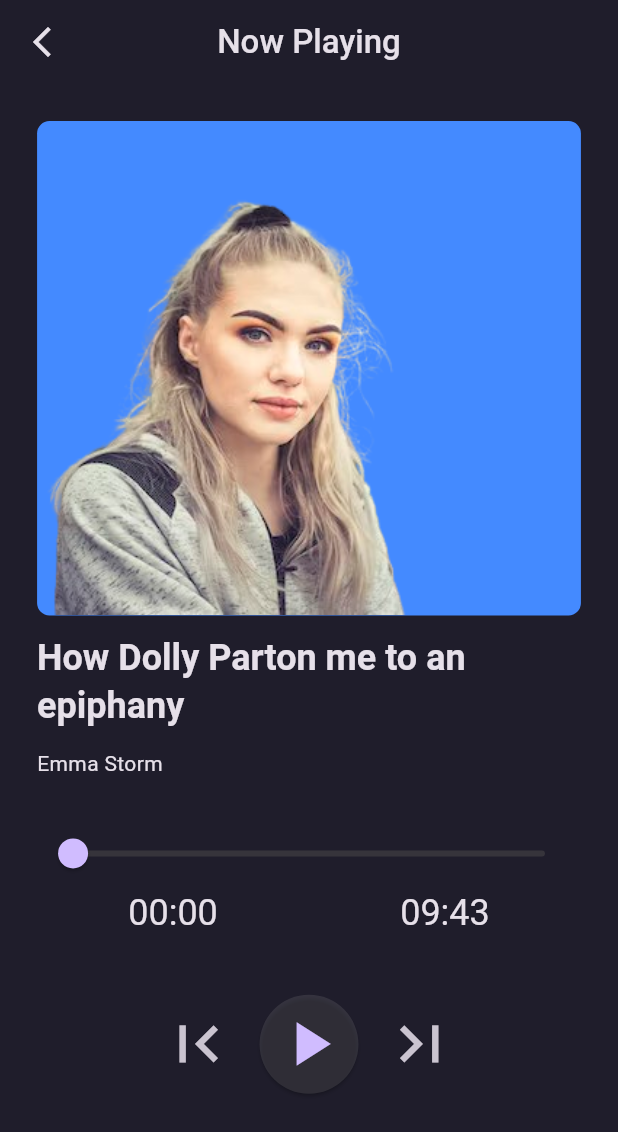
After one commit to Furkan-Yildirim45/podcast_app, a Flutter app: the HomeView screen opened directly, after a tap on "How Dolly Parton me to an epiphany", on a phone screen of 412 x 824 dp. The commit adds this screen. Shown: the top 1132 px of the screen. Run offline on Flutter 3.47's test engine with Material 3 defaults, Android fonts, the phone set to English and light mode, and no system bars; our stand-ins replace convex_bottom_bar.

Commit message:
3. sayfa da hazırlandı.

```diff
--- /dev/null
+++ b/lib/core/widget/custom_elevated_button.dart
@@ -0,0 +1,55 @@
+
+import 'package:flutter/material.dart';
+
+class CustomElevatedButton extends StatelessWidget {
+  const CustomElevatedButton(
+      {super.key,
+        this.width,
+        this.height,
+        required this.child,
+        this.onLongPress,
+        required this.onPressed,
+        this.backgroundColor,
+        this.shadowColor,
+        this.shape,
+        this.padding,
+        this.alignment,
+        this.animationDuration,
+        this.elevation});
+  final double? width;
+  final double? height;
+  final Widget child;
+  final void Function()? onLongPress;
+  final void Function() onPressed;
+  final Color? backgroundColor;
+  final Color? shadowColor;
+  final OutlinedBorder? shape;
+  final EdgeInsets? padding;
+  final AlignmentGeometry? alignment;
+  final Duration? animationDuration;
+  final double? elevation;
+
+  @override
+  Widget build(BuildContext context) {
+    return SizedBox(
+      width: width ?? 80,
+      height: height ?? 40,
+      child: ElevatedButton(
+        onPressed: onPressed,
+        style: ButtonStyle(
+          backgroundColor: WidgetStatePropertyAll<Color?>(backgroundColor),
+          shape: WidgetStatePropertyAll<OutlinedBorder>(
+              shape ?? const RoundedRectangleBorder()),
+          padding: WidgetStatePropertyAll<EdgeInsetsGeometry>(
+              padding ?? EdgeInsets.zero),
+          alignment: alignment,
+          shadowColor: WidgetStatePropertyAll<Color?>(shadowColor),
+          animationDuration: animationDuration,
+          elevation: WidgetStatePropertyAll(elevation),
+        ),
+        onLongPress: onLongPress ?? () {},
+        child: child,
+      ),
+    );
+  }
+}
--- /dev/null
+++ b/lib/feature/detail/view/home_card_detail_View.dart
@@ -0,0 +1,191 @@
+import 'dart:async';
+
+import 'package:flutter/material.dart';
+import 'package:musicapp/core/widget/custom_elevated_button.dart';
+import 'package:musicapp/feature/home/model/trending_card_model.dart';
+import 'package:musicapp/product/context/border_radius.dart';
+import 'package:musicapp/product/context/general.dart';
+import 'package:musicapp/product/context/icon_size.dart';
+import 'package:musicapp/product/context/navigation.dart';
+import 'package:musicapp/product/context/padding.dart';
+import 'package:musicapp/product/context/size.dart';
+
+class HomeCardDetailView extends StatefulWidget {
+  const HomeCardDetailView({super.key, required this.model});
+
+  final TrendingCardModel model;
+
+  @override
+  State<HomeCardDetailView> createState() => _HomeCardDetailViewState();
+}
+
+class _HomeCardDetailViewState extends State<HomeCardDetailView> {
+
+  double _musicProgress = 0.0;
+  Timer? _timer;
+  int _currentTimeInSeconds = 0;
+  late final int _totalMusicTimeInSeconds;
+  bool isPlaying = false;
+
+  @override
+  void initState() {
+    super.initState();
+    _totalMusicTimeInSeconds = widget.model.playTime.toInt();
+  }
+
+  @override
+  void dispose() {
+    _timer?.cancel();
+    super.dispose();
+  }
+
+  void _startTimer() {
+    _timer = Timer.periodic(const Duration(seconds: 1), (timer) {
+      setState(() {
+        _currentTimeInSeconds++;
+        _musicProgress = _currentTimeInSeconds / _totalMusicTimeInSeconds;
+        if (_currentTimeInSeconds >= _totalMusicTimeInSeconds) {
+          _timer?.cancel();
+        }
+      });
+    });
+  }
+
+  void _toggleMusic() {
+    setState(() {
+      if (isPlaying) {
+        _timer?.cancel();
+      } else {
+        _startTimer();
+      }
+      isPlaying = !isPlaying;
+    });
+  }
+
+  @override
+  Widget build(BuildContext context) {
+    return Scaffold(
+      appBar: AppBar(
+        automaticallyImplyLeading: false,
+        centerTitle: true,
+        title: Text('Now Playing',style: context.general.textTheme
+          .titleLarge?.copyWith(fontWeight: FontWeight.w500),),
+        leading: IconButton(onPressed: () {
+          context.route.pop();
+        }, icon: const Icon(Icons.arrow_back_ios_new_outlined)),
+      ),
+      body: SafeArea(
+        child: Padding(
+          padding: context.padding.mediumSymmetricHorizontal,
+          child: Column(
+            crossAxisAlignment: CrossAxisAlignment.start,
+            children: [
+              _contentImageAndColorContainer(context),
+              _contentTitlePlace(context),
+              _artistNamePlace(context),
+
+              SizedBox(
+                height: context.sized.dynamicHeigth(0.16),
+                width: context.sized.width,
+                child: Column(
+                  mainAxisAlignment: MainAxisAlignment.center,
+                  crossAxisAlignment: CrossAxisAlignment.start,
+                  children: [
+                    Slider(
+                      value: _musicProgress.clamp(0.0, 1.0),
+                      onChanged: (double value) {
+                        setState(() {
+                          _musicProgress = value;
+                        });
+                      },
+                      onChangeEnd: (double value) {
+                        _musicProgress = value > 1.0 ? 1.0 : value;
+                        _currentTimeInSeconds = (_musicProgress * _totalMusicTimeInSeconds).round();
+                        setState(() {});
+                      },
+                      min: 0.0,
+                      max: 1.0,
+                    ),
+                    Row(
+                      mainAxisAlignment: MainAxisAlignment.spaceAround,
+                      children: [
+                        Text(
+                          '${(_currentTimeInSeconds ~/ 60).toString().padLeft(2, '0')}:${(_currentTimeInSeconds % 60).toString().padLeft(2, '0')}',
+                          style: context.general.textTheme.headlineSmall,
+                        ),
+                        Text("${(_totalMusicTimeInSeconds ~/ 60).toString().padLeft(2,"0")}:${(_totalMusicTimeInSeconds % 60).toString().padLeft(2,"0")}",style: context.general.textTheme.headlineSmall,),
+                      ],
+                    ),
+                  ],
+                ),
+              ),
+
+              _playOrNextAndPrevPlace(context),
+            ],
+          ),
+        ),
+      ),
+    );
+  }
+
+  Padding _contentImageAndColorContainer(BuildContext context) {
+    return Padding(
+              padding: context.padding.topOnlyMedium,
+              child: Container(
+                height: context.sized.dynamicHeigth(0.4),
+                decoration: BoxDecoration(
+                  borderRadius: context.border.dynamicBorderRadiusCircular(borderSize: 0.01),
+                  color: widget.model.cardColor,
+                  image: DecorationImage(
+                      image: AssetImage(widget.model.artistImage),
+                      alignment: Alignment.bottomCenter,
+                      fit: BoxFit.fitHeight),
+                ),
+              ),
+            );
+  }
+
+  Padding _contentTitlePlace(BuildContext context) {
+    return Padding(
+              padding: context.padding.topOnlyNormal,
+              child: Text(widget.model.title,style: context.general.textTheme
+                .headlineSmall?.copyWith(fontWeight: FontWeight.w600),),
+            );
+  }
+
+  Padding _artistNamePlace(BuildContext context) {
+    return Padding(
+              padding: context.padding.topOnlyNormal,
+              child: Text(widget.model.artistName,),
+            );
+  }
+
+  Padding _playOrNextAndPrevPlace(BuildContext context) {
+    return Padding(
+              padding: context.padding.topOnlyNormal,
+              child: Row(
+                mainAxisAlignment: MainAxisAlignment.center,
+                children: [
+                  IconButton(onPressed: (){}, icon: Icon(Icons.first_page,size: context.iconSize.large,)),
+                  Padding(
+                    padding: context.padding.dynamicSymmetric(horizontal: 0.01),
+                    child: CustomElevatedButton(
+                      backgroundColor: Colors.white10,
+                      shape: RoundedRectangleBorder(
+                        borderRadius: context.border.dynamicBorderRadiusCircular(borderSize: context.sized.floatActionButtonSize / 2)
+                      ),
+                      height: context.sized.floatActionButtonSize,
+                        width: context.sized.floatActionButtonSize,
+                        onPressed: _toggleMusic,
+                        child: Icon(
+                          isPlaying ? Icons.pause : Icons.play_arrow,
+                          size: context.iconSize.large,
+                        ),
+                    ),
+                  ),
+                  IconButton(onPressed: (){}, icon: Icon(Icons.last_page,size: context.iconSize.large,)),
+                ],
+              ),
+            );
+  }
+}
--- a/lib/feature/home/view/home_view.dart
+++ b/lib/feature/home/view/home_view.dart
@@ -1,7 +1,9 @@
 import 'package:convex_bottom_bar/convex_bottom_bar.dart';
 import 'package:flutter/material.dart';
+import 'package:musicapp/feature/detail/view/home_card_detail_View.dart';
 import 'package:musicapp/product/context/general.dart';
 import 'package:musicapp/product/context/icon_size.dart';
+import 'package:musicapp/product/context/navigation.dart';
 import 'package:musicapp/product/context/padding.dart';
 import 'package:musicapp/product/context/size.dart';
 import 'package:musicapp/product/init/init_home_page.dart';
@@ -39,9 +41,22 @@ class _HomeViewState extends State<HomeView> {
       appBar: AppBar(
         automaticallyImplyLeading: false,
         centerTitle: true,
-        title: Text('Podkes',style: context.general.textTheme.titleLarge?.copyWith(fontWeight: FontWeight.w600),),
-        leading: IconButton(onPressed: (){}, icon: const Icon(Icons.menu_outlined,color: Colors.white,)),
-        actions: [IconButton(onPressed: (){}, icon: const Icon(Icons.notifications_none_outlined))],
+        title: Text(
+          'Podkes',
+          style: context.general.textTheme.titleLarge
+              ?.copyWith(fontWeight: FontWeight.w600),
+        ),
+        leading: IconButton(
+            onPressed: () {},
+            icon: const Icon(
+              Icons.menu_outlined,
+              color: Colors.white,
+            )),
+        actions: [
+          IconButton(
+              onPressed: () {},
+              icon: const Icon(Icons.notifications_none_outlined))
+        ],
       ),
       body: SafeArea(
         child: Padding(
@@ -64,7 +79,10 @@ class _HomeViewState extends State<HomeView> {
     var cardLengthCeil = (trendingCardItems.length / crossAxisCount).ceil();
     var gridViewSpacingSize = context.sized.dynamicHeigth(0.02);
     var cardConstHeight = context.sized.dynamicHeigth(0.335).ceil();
-    var trendingCardGeneralDynamicHeight = (cardLengthCeil + 3) * gridViewSpacingSize + cardConstHeight * cardLengthCeil + context.sized.normalValue;
+    var trendingCardGeneralDynamicHeight =
+        (cardLengthCeil + 3) * gridViewSpacingSize +
+            cardConstHeight * cardLengthCeil +
+            context.sized.normalValue;
     return SizedBox(
       width: context.sized.width,
       height: trendingCardGeneralDynamicHeight,
@@ -80,7 +98,20 @@ class _HomeViewState extends State<HomeView> {
             mainAxisSpacing: gridViewSpacingSize,
           ),
           itemBuilder: (context, index) {
-                    return CustomHomeTrendingCard(model: trendingCardItems[index],);
+            return ElevatedButton(
+              onPressed: (){
+                context.route.navigatePush(HomeCardDetailView(model: trendingCardItems[index],));
+              },
+              style: const ButtonStyle(
+                backgroundColor: WidgetStatePropertyAll(Colors.transparent),
+                padding: WidgetStatePropertyAll(EdgeInsets.zero),
+                elevation: WidgetStatePropertyAll(0),
+                shape: WidgetStatePropertyAll(RoundedRectangleBorder()),
+              ),
+              child: CustomHomeTrendingCard(
+                model: trendingCardItems[index],
+              ),
+            );
           },
         ),
       ),
@@ -90,7 +121,11 @@ class _HomeViewState extends State<HomeView> {
   Padding _trendingTextPlace(BuildContext context) {
     return Padding(
       padding: context.padding.topOnlyNormal,
-              child: Text('Trending',style: context.general.textTheme.headlineMedium?.copyWith(fontWeight: FontWeight.w600),),
+      child: Text(
+        'Trending',
+        style: context.general.textTheme.headlineMedium
+            ?.copyWith(fontWeight: FontWeight.w600),
+      ),
     );
   }
 
@@ -104,7 +139,11 @@ class _HomeViewState extends State<HomeView> {
           itemCount: menuItems.length,
           scrollDirection: Axis.horizontal,
           itemBuilder: (context, index) {
-                    return CustomHomeMenuWidget(index: index, menuTitle: menuItems[index], menuItemsLength: menuItems.length,);
+            return CustomHomeMenuWidget(
+              index: index,
+              menuTitle: menuItems[index],
+              menuItemsLength: menuItems.length,
+            );
           },
         ),
       ),
@@ -114,7 +153,10 @@ class _HomeViewState extends State<HomeView> {
   SearchBar _searchBar(BuildContext context) {
     return SearchBar(
       trailing: [
-                Icon(Icons.search_outlined,size: context.iconSize.normal,),
+        Icon(
+          Icons.search_outlined,
+          size: context.iconSize.normal,
+        ),
       ],
       hintText: 'Search',
     );
--- a/lib/product/init/init_home_page.dart
+++ b/lib/product/init/init_home_page.dart
@@ -5,11 +5,11 @@ import 'package:musicapp/feature/home/model/trending_card_model.dart';
 class InitHomePage{
   List<TrendingCardModel> initTrendingCardValues(){
     final List<TrendingCardModel> trendingCardItems = [
-      TrendingCardModel(title: "The Missing 96 percent of the universe", cardColor: Colors.purpleAccent, artistName: "Claire Malone", artistImage: "assets/images/person_one.png", playTime: 21.43),
-      TrendingCardModel(title: "How Dolly Parton me to an epiphany", cardColor: Colors.blueAccent, artistName: "Emma Storm", artistImage: "assets/images/person_two.png", playTime: 9.47),
-      TrendingCardModel(title: "The Missing 96 percent of the universe", cardColor: Colors.deepOrange, artistName: "Lara Carter", artistImage: "assets/images/person_three.png", playTime: 35.51),
-      TrendingCardModel(title: "The Missing 96 percent of the universe", cardColor: Colors.yellow, artistName: "David Hawk", artistImage: "assets/images/person_four.png", playTime: 20.10),
-      TrendingCardModel(title: "The Missing 96 percent of the universe", cardColor: Colors.lightGreen, artistName: "Howard Moon", artistImage: "assets/images/person_five.png", playTime: 18.36),
+      TrendingCardModel(title: "The Missing 96 percent of the universe", cardColor: Colors.purpleAccent, artistName: "Claire Malone", artistImage: "assets/images/person_one.png", playTime: 1304),
+      TrendingCardModel(title: "How Dolly Parton me to an epiphany", cardColor: Colors.blueAccent, artistName: "Emma Storm", artistImage: "assets/images/person_two.png", playTime: 583),
+      TrendingCardModel(title: "The Missing 96 percent of the universe", cardColor: Colors.deepOrange, artistName: "Lara Carter", artistImage: "assets/images/person_three.png", playTime: 2151),
+      TrendingCardModel(title: "The Missing 96 percent of the universe", cardColor: Colors.yellow, artistName: "David Hawk", artistImage: "assets/images/person_four.png", playTime: 1250),
+      TrendingCardModel(title: "The Missing 96 percent of the universe", cardColor: Colors.lightGreen, artistName: "Howard Moon", artistImage: "assets/images/person_five.png", playTime: 936),
     ];
     return trendingCardItems;
   }
```
Lines whose indentation alone changed are shown as unchanged.
